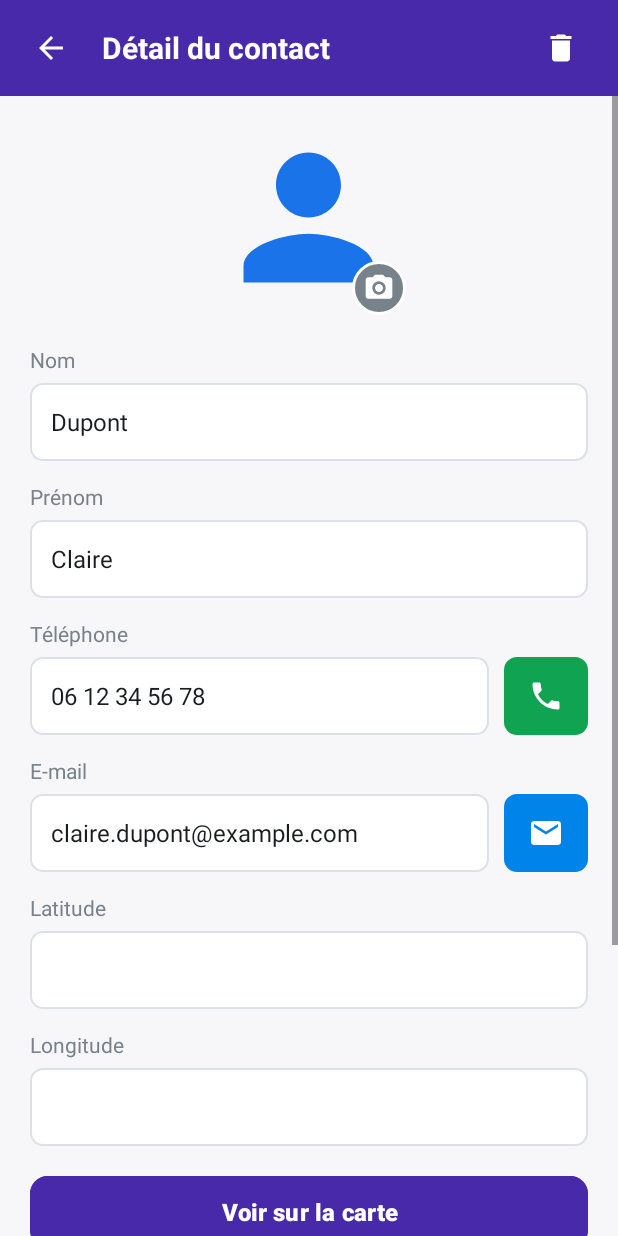
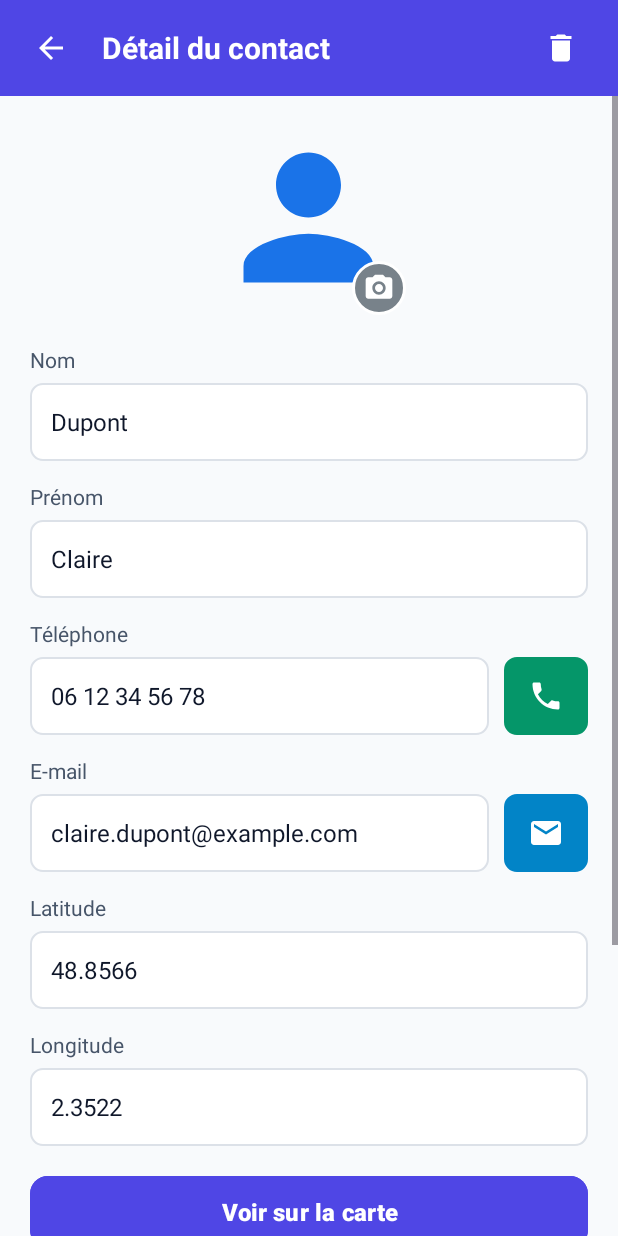
Before and after one commit to ADEM2005373/liste_de_contacts_v4, an Android app: the screen it shows after launch (MainActivity), after a tap on "Dupont Claire", on a phone screen of 412 x 824 dp. Run offline under Robolectric (Android 15) with nearby library versions, the phone set to English and light mode, and no system bars; 1 other tap on this screen came first.

Commit message:
Add SQLite database, fix map navigation, and update project style to Material 3

```diff
--- a/app/src/main/java/com/example/liste_de_contacts_v2/ContactViewModel.kt
+++ b/app/src/main/java/com/example/liste_de_contacts_v2/ContactViewModel.kt
@@ -1,51 +1,45 @@
 package com.example.liste_de_contacts_v2
 
+import android.app.Application
+import androidx.lifecycle.AndroidViewModel
 import androidx.lifecycle.LiveData
 import androidx.lifecycle.MutableLiveData
-import androidx.lifecycle.ViewModel
 
-class ContactViewModel : ViewModel() {
+class ContactViewModel(application: Application) : AndroidViewModel(application) {
+    private val dbHelper = DatabaseHelper(application)
+
     private val _contacts = MutableLiveData<MutableList<Contact>>()
     val contacts: LiveData<MutableList<Contact>> = _contacts
 
     init {
-        // Initial list corresponding to the original V2 mockup
-        _contacts.value = mutableListOf(
-            Contact(1, "Dupont", "Claire", "06 12 34 56 78", "claire.dupont@example.com"),
-            Contact(2, "Martin", "Thomas", "07 23 45 67 89", "thomas.martin@example.com"),
-            Contact(3, "Bernard", "Sophie", "06 98 76 54 32", "sophie.bernard@example.com"),
-            Contact(4, "Petit", "Lucas", "07 11 22 33 44", "lucas.petit@example.com"),
-            Contact(5, "Moreau", "Julien", "06 55 44 33 22", "julien.moreau@example.com")
-        )
+        loadContacts()
+    }
+
+    fun loadContacts() {
+        _contacts.value = dbHelper.getAllContacts().toMutableList()
     }
 
     fun addContact(contact: Contact) {
-        val currentList = _contacts.value ?: mutableListOf()
-        currentList.add(contact)
-        _contacts.value = currentList
+        dbHelper.addContact(contact)
+        loadContacts()
     }
 
     fun updateContact(contact: Contact) {
-        val currentList = _contacts.value ?: return
-        val index = currentList.indexOfFirst { it.id == contact.id }
-        if (index != -1) {
-            currentList[index] = contact
-            _contacts.value = currentList
-        }
+        dbHelper.updateContact(contact)
+        loadContacts()
     }
 
     fun deleteContact(id: Int) {
-        val currentList = _contacts.value ?: return
-        currentList.removeAll { it.id == id }
-        _contacts.value = currentList
+        dbHelper.deleteContact(id)
+        loadContacts()
     }
 
     fun getContactById(id: Int): Contact? {
-        return _contacts.value?.find { it.id == id }
+        return dbHelper.getContactById(id)
     }
 
     fun getNextId(): Int {
-        val currentList = _contacts.value ?: emptyList()
-        return (currentList.maxOfOrNull { it.id } ?: 0) + 1
+        val list = dbHelper.getAllContacts()
+        return (list.maxOfOrNull { it.id } ?: 0) + 1
     }
 }
--- /dev/null
+++ b/app/src/main/java/com/example/liste_de_contacts_v2/DatabaseHelper.kt
@@ -0,0 +1,142 @@
+package com.example.liste_de_contacts_v2
+
+import android.content.ContentValues
+import android.content.Context
+import android.database.sqlite.SQLiteDatabase
+import android.database.sqlite.SQLiteOpenHelper
+
+class DatabaseHelper(context: Context) : SQLiteOpenHelper(context, DATABASE_NAME, null, DATABASE_VERSION) {
+
+    companion object {
+        private const val DATABASE_NAME = "contacts.db"
+        private const val DATABASE_VERSION = 1
+
+        private const val TABLE_CONTACTS = "contacts"
+        private const val COLUMN_ID = "id"
+        private const val COLUMN_NOM = "nom"
+        private const val COLUMN_PRENOM = "prenom"
+        private const val COLUMN_TELEPHONE = "telephone"
+        private const val COLUMN_EMAIL = "email"
+        private const val COLUMN_IMAGE_URI = "image_uri"
+        private const val COLUMN_LATITUDE = "latitude"
+        private const val COLUMN_LONGITUDE = "longitude"
+    }
+
+    override fun onCreate(db: SQLiteDatabase) {
+        val createTableQuery = ("CREATE TABLE " + TABLE_CONTACTS + "("
+                + COLUMN_ID + " INTEGER PRIMARY KEY AUTOINCREMENT, "
+                + COLUMN_NOM + " TEXT, "
+                + COLUMN_PRENOM + " TEXT, "
+                + COLUMN_TELEPHONE + " TEXT, "
+                + COLUMN_EMAIL + " TEXT, "
+                + COLUMN_IMAGE_URI + " TEXT, "
+                + COLUMN_LATITUDE + " REAL, "
+                + COLUMN_LONGITUDE + " REAL)")
+        db.execSQL(createTableQuery)
+
+        insertInitialData(db)
+    }
+
+    override fun onUpgrade(db: SQLiteDatabase, oldVersion: Int, newVersion: Int) {
+        db.execSQL("DROP TABLE IF EXISTS $TABLE_CONTACTS")
+        onCreate(db)
+    }
+
+    private fun insertInitialData(db: SQLiteDatabase) {
+        val contacts = listOf(
+            Triple("Dupont", "Claire", Triple("06 12 34 56 78", "claire.dupont@example.com", Pair(48.8566, 2.3522))),
+            Triple("Martin", "Thomas", Triple("07 23 45 67 89", "thomas.martin@example.com", Pair(45.7640, 4.8357))),
+            Triple("Bernard", "Sophie", Triple("06 98 76 54 32", "sophie.bernard@example.com", Pair(43.2965, 5.3698))),
+            Triple("Petit", "Lucas", Triple("07 11 22 33 44", "lucas.petit@example.com", Pair(44.8378, -0.5792))),
+            Triple("Moreau", "Julien", Triple("06 55 44 33 22", "julien.moreau@example.com", Pair(50.6292, 3.0573)))
+        )
+
+        for (c in contacts) {
+            val values = ContentValues().apply {
+                put(COLUMN_NOM, c.first)
+                put(COLUMN_PRENOM, c.second)
+                put(COLUMN_TELEPHONE, c.third.first)
+                put(COLUMN_EMAIL, c.third.second)
+                put(COLUMN_LATITUDE, c.third.third.first)
+                put(COLUMN_LONGITUDE, c.third.third.second)
+            }
+            db.insert(TABLE_CONTACTS, null, values)
+        }
+    }
+
+    fun getAllContacts(): List<Contact> {
+        val contactList = mutableListOf<Contact>()
+        val db = this.readableDatabase
+        val cursor = db.rawQuery("SELECT * FROM $TABLE_CONTACTS", null)
+
+        if (cursor.moveToFirst()) {
+            do {
+                val id = cursor.getInt(cursor.getColumnIndexOrThrow(COLUMN_ID))
+                val nom = cursor.getString(cursor.getColumnIndexOrThrow(COLUMN_NOM))
+                val prenom = cursor.getString(cursor.getColumnIndexOrThrow(COLUMN_PRENOM))
+                val phone = cursor.getString(cursor.getColumnIndexOrThrow(COLUMN_TELEPHONE))
+                val email = cursor.getString(cursor.getColumnIndexOrThrow(COLUMN_EMAIL))
+                val imageUri = cursor.getString(cursor.getColumnIndexOrThrow(COLUMN_IMAGE_URI))
+                val lat = if (cursor.isNull(cursor.getColumnIndexOrThrow(COLUMN_LATITUDE))) null else cursor.getDouble(cursor.getColumnIndexOrThrow(COLUMN_LATITUDE))
+                val lng = if (cursor.isNull(cursor.getColumnIndexOrThrow(COLUMN_LONGITUDE))) null else cursor.getDouble(cursor.getColumnIndexOrThrow(COLUMN_LONGITUDE))
+
+                contactList.add(Contact(id, nom, prenom, phone, email, imageUri, lat, lng))
+            } while (cursor.moveToNext())
+        }
+        cursor.close()
+        return contactList
+    }
+
+    fun addContact(contact: Contact): Long {
+        val db = this.writableDatabase
+        val values = ContentValues().apply {
+            put(COLUMN_NOM, contact.nom)
+            put(COLUMN_PRENOM, contact.prenom)
+            put(COLUMN_TELEPHONE, contact.telephone)
+            put(COLUMN_EMAIL, contact.email)
+            put(COLUMN_IMAGE_URI, contact.imageUri)
+            put(COLUMN_LATITUDE, contact.latitude)
+            put(COLUMN_LONGITUDE, contact.longitude)
+        }
+        return db.insert(TABLE_CONTACTS, null, values)
+    }
+
+    fun updateContact(contact: Contact): Int {
+        val db = this.writableDatabase
+        val values = ContentValues().apply {
+            put(COLUMN_NOM, contact.nom)
+            put(COLUMN_PRENOM, contact.prenom)
+            put(COLUMN_TELEPHONE, contact.telephone)
+            put(COLUMN_EMAIL, contact.email)
+            put(COLUMN_IMAGE_URI, contact.imageUri)
+            put(COLUMN_LATITUDE, contact.latitude)
+            put(COLUMN_LONGITUDE, contact.longitude)
+        }
+        return db.update(TABLE_CONTACTS, values, "$COLUMN_ID = ?", arrayOf(contact.id.toString()))
+    }
+
+    fun deleteContact(id: Int): Int {
+        val db = this.writableDatabase
+        return db.delete(TABLE_CONTACTS, "$COLUMN_ID = ?", arrayOf(id.toString()))
+    }
+
+    fun getContactById(id: Int): Contact? {
+        val db = this.readableDatabase
+        val cursor = db.query(TABLE_CONTACTS, null, "$COLUMN_ID = ?", arrayOf(id.toString()), null, null, null)
+        var contact: Contact? = null
+        if (cursor.moveToFirst()) {
+            val contactId = cursor.getInt(cursor.getColumnIndexOrThrow(COLUMN_ID))
+            val nom = cursor.getString(cursor.getColumnIndexOrThrow(COLUMN_NOM))
+            val prenom = cursor.getString(cursor.getColumnIndexOrThrow(COLUMN_PRENOM))
+            val phone = cursor.getString(cursor.getColumnIndexOrThrow(COLUMN_TELEPHONE))
+            val email = cursor.getString(cursor.getColumnIndexOrThrow(COLUMN_EMAIL))
+            val imageUri = cursor.getString(cursor.getColumnIndexOrThrow(COLUMN_IMAGE_URI))
+            val lat = if (cursor.isNull(cursor.getColumnIndexOrThrow(COLUMN_LATITUDE))) null else cursor.getDouble(cursor.getColumnIndexOrThrow(COLUMN_LATITUDE))
+            val lng = if (cursor.isNull(cursor.getColumnIndexOrThrow(COLUMN_LONGITUDE))) null else cursor.getDouble(cursor.getColumnIndexOrThrow(COLUMN_LONGITUDE))
+
+            contact = Contact(contactId, nom, prenom, phone, email, imageUri, lat, lng)
+        }
+        cursor.close()
+        return contact
+    }
+}
--- a/app/src/main/java/com/example/liste_de_contacts_v2/MainActivity.kt
+++ b/app/src/main/java/com/example/liste_de_contacts_v2/MainActivity.kt
@@ -13,6 +13,11 @@ class MainActivity : AppCompatActivity() {
         enableEdgeToEdge()
         setContentView(R.layout.activity_main)
 
+        // Ensure SQLite database is created and visible in Android Studio Database Inspector
+        try {
+            DatabaseHelper(this).readableDatabase.close()
+        } catch (_: Exception) {}
+
         ViewCompat.setOnApplyWindowInsetsListener(findViewById(R.id.fragment_container)) { v, insets ->
             val systemBars = insets.getInsets(WindowInsetsCompat.Type.systemBars())
             v.setPadding(systemBars.left, systemBars.top, systemBars.right, systemBars.bottom)
--- a/app/src/main/res/values/colors.xml
+++ b/app/src/main/res/values/colors.xml
@@ -2,12 +2,13 @@
 <resources>
     <color name="black">#FF000000</color>
     <color name="white">#FFFFFFFF</color>
-    <color name="purple_primary">#4729AA</color>
-    <color name="purple_header">#4729AA</color>
-    <color name="bg_main">#F7F7FA</color>
-    <color name="green_accent">#10A352</color>
-    <color name="blue_accent">#0084EA</color>
-    <color name="edit_text_border">#DCE1E8</color>
-    <color name="text_dark">#1A1D20</color>
-    <color name="text_secondary">#78828A</color>
+    <!-- Modern Indigo & Emerald Material 3 Palette -->
+    <color name="purple_primary">#4F46E5</color>
+    <color name="purple_header">#4F46E5</color>
+    <color name="bg_main">#F8FAFC</color>
+    <color name="green_accent">#059669</color>
+    <color name="blue_accent">#0284C7</color>
+    <color name="edit_text_border">#CBD5E1</color>
+    <color name="text_dark">#0F172A</color>
+    <color name="text_secondary">#475569</color>
 </resources>
--- a/app/src/main/res/values/themes.xml
+++ b/app/src/main/res/values/themes.xml
@@ -1,7 +1,8 @@
 <resources xmlns:tools="http://schemas.android.com/tools">
-    <!-- Base application theme. -->
+    <!-- Base application theme with Material 3 styling -->
     <style name="Base.Theme.Liste_de_contacts_v2" parent="Theme.Material3.DayNight.NoActionBar">
         <item name="colorPrimary">@color/purple_primary</item>
+        <item name="colorSecondary">@color/green_accent</item>
     </style>
 
     <style name="Theme.Liste_de_contacts_v2" parent="Base.Theme.Liste_de_contacts_v2" />
--- a/build.gradle.kts
+++ b/build.gradle.kts
@@ -2,4 +2,5 @@
 plugins {
     alias(libs.plugins.android.application) apply false
     alias(libs.plugins.google.secrets.gradle.plugin) apply false
+    id("com.google.devtools.ksp") version "1.9.22-1.0.17" apply false
 }
--- a/gradle.properties
+++ b/gradle.properties
@@ -17,3 +17,4 @@ org.gradle.jvmargs=-Xmx2048m -Dfile.encoding=UTF-8
 org.gradle.configuration-cache=true
 # Kotlin code style for this project: "official" or "obsolete":
 kotlin.code.style=official
+android.disallowKotlinSourceSets=false
--- a/gradle/libs.versions.toml
+++ b/gradle/libs.versions.toml
@@ -12,6 +12,8 @@ fragmentKtx = "1.8.6"
 lifecycleViewModelKtx = "2.8.7"
 recyclerView = "1.4.0"
 playServicesMaps = "19.0.0"
+room = "2.6.1"
+ksp = "1.9.22-1.0.17"
 
 [libraries]
 androidx-core-ktx = { group = "androidx.core", name = "core-ktx", version.ref = "coreKtx" }
@@ -26,7 +28,11 @@ androidx-fragment-ktx = { group = "androidx.fragment", name = "fragment-ktx", ve
 androidx-lifecycle-viewmodel-ktx = { group = "androidx.lifecycle", name = "lifecycle-viewmodel-ktx", version.ref = "lifecycleViewModelKtx" }
 androidx-recyclerview = { group = "androidx.recyclerview", name = "recyclerview", version.ref = "recyclerView" }
 play-services-maps = { group = "com.google.android.gms", name = "play-services-maps", version.ref = "playServicesMaps" }
+androidx-room-runtime = { group = "androidx.room", name = "room-runtime", version.ref = "room" }
+androidx-room-ktx = { group = "androidx.room", name = "room-ktx", version.ref = "room" }
+androidx-room-compiler = { group = "androidx.room", name = "room-compiler", version.ref = "room" }
 
 [plugins]
 android-application = { id = "com.android.application", version.ref = "agp" }
 google-secrets-gradle-plugin = { id = "com.google.android.libraries.mapsplatform.secrets-gradle-plugin", version = "2.0.1" }
+ksp = { id = "com.google.devtools.ksp", version.ref = "ksp" }
--- a/settings.gradle.kts
+++ b/settings.gradle.kts
@@ -22,5 +22,5 @@ dependencyResolutionManagement {
     }
 }
 
-rootProject.name = "liste_de_contacts_v2"
+rootProject.name = "liste_de_contacts_v4"
 include(":app")
```
Also changed, not shown: app/build.gradle.kts (+8 -7 lines), app/src/main/java/com/example/liste_de_contacts_v2/DetailContactFragment.kt (+23 -32 lines), app/src/main/java/com/example/liste_de_contacts_v4/CarteContactFragment.kt (added), app/src/main/java/com/example/liste_de_contacts_v4/Contact.kt (added), app/src/main/java/com/example/liste_de_contacts_v4/ContactAdapter.kt (added), app/src/main/java/com/example/liste_de_contacts_v4/ContactViewModel.kt (added), app/src/main/java/com/example/liste_de_contacts_v4/DetailContactFragment.kt (added), app/src/main/java/com/example/liste_de_contacts_v4/ListeContactsFragment.kt (added), app/src/main/java/com/example/liste_de_contacts_v4/MainActivity.kt (added), 2 other files.
